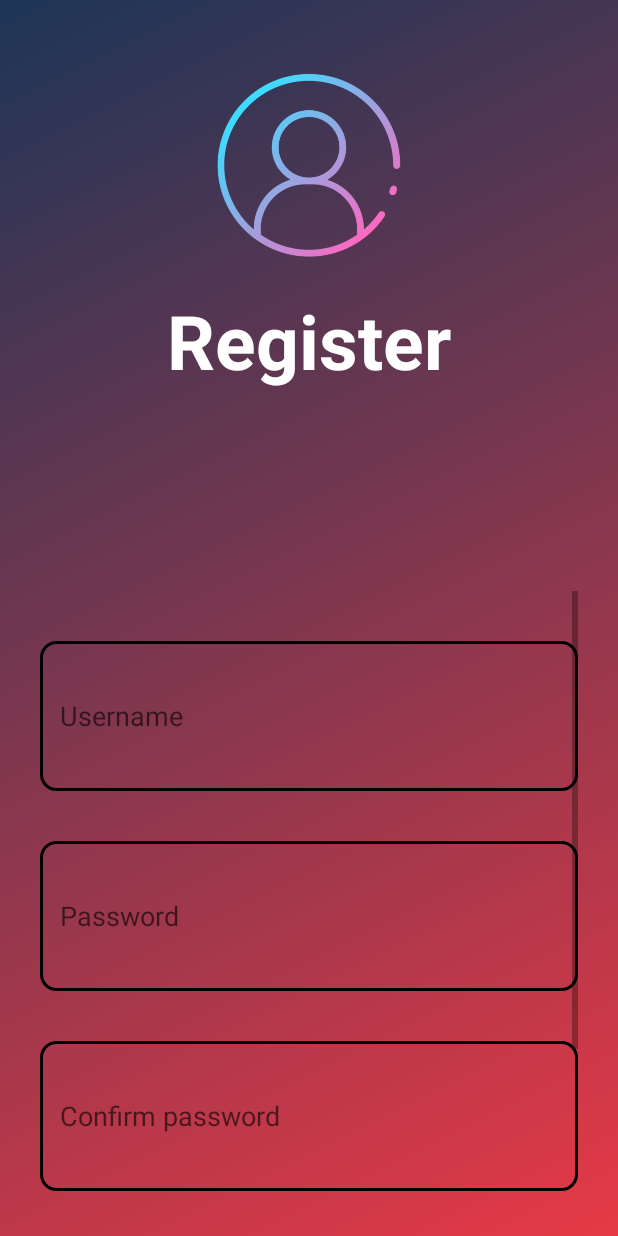
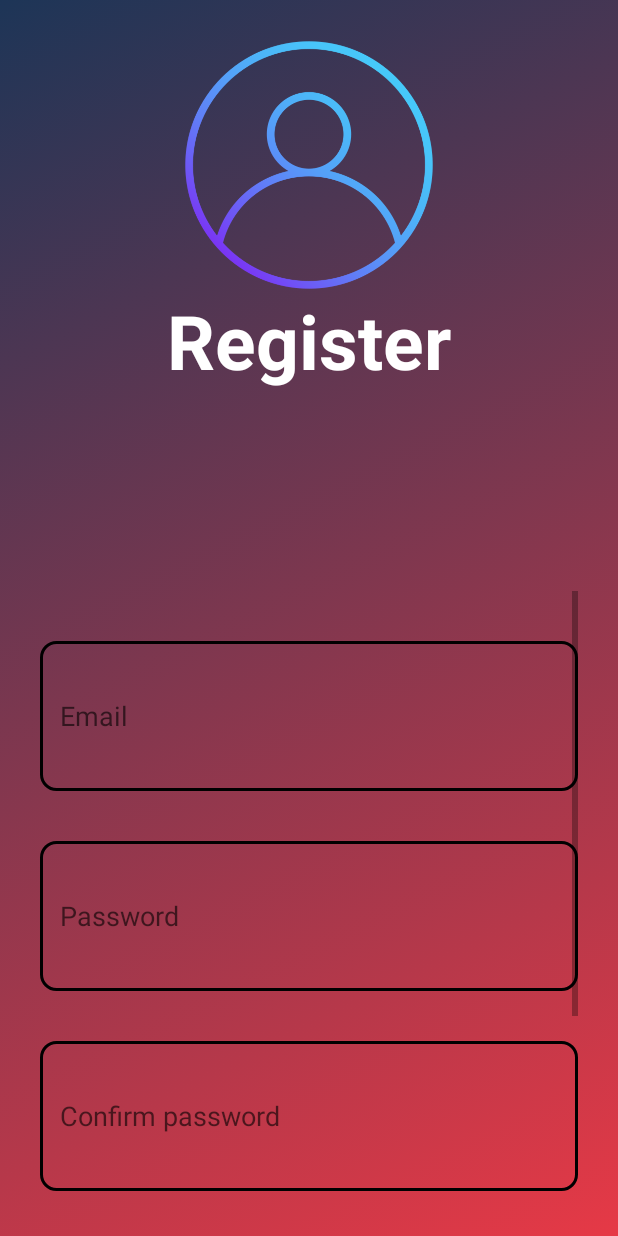
Before and after one commit to shreejal1/ismt2, an Android app: the Registration screen opened directly, with no data from a screen before it, on a phone screen of 412 x 824 dp. Run offline under Robolectric (Android 15) with nearby library versions, the phone set to English and light mode, and no system bars; our stand-ins replace Firebase (no records; nobody signed in at launch, a user with empty details on screens opened directly).

Commit message:
registration completed

```diff
--- a/app/src/main/res/layout/activity_registration.xml
+++ b/app/src/main/res/layout/activity_registration.xml
@@ -4,7 +4,7 @@
     xmlns:tools="http://schemas.android.com/tools"
     android:layout_width="match_parent"
     android:layout_height="match_parent"
-    tools:context=".Login"
+    tools:context=".Registration"
     android:orientation="vertical"
     android:background="@drawable/back3"
     android:padding="40px"
@@ -12,7 +12,7 @@
     <ImageView
         android:layout_width="250px"
         android:layout_height="250px"
-        android:src="@drawable/login"
+        android:src="@drawable/register"
         android:layout_gravity="center"
         />
     <TextView
@@ -39,11 +39,10 @@
                 android:layout_width="match_parent"
                 android:layout_height="150px"
                 android:layout_marginTop="50px"
-                android:hint="Username"
+                android:hint="Email"
                 android:padding="20px"
                 android:background="@drawable/rounded"
                 android:id="@+id/usernmae"
-                android:inputType="textEmailAddress"
                 android:singleLine="false"
                 />
 
@@ -74,6 +73,7 @@
                 android:layout_height="150px"
                 android:layout_marginTop="50px"
                 android:text="Register"
+                android:id="@+id/register"
                 android:fontFamily="sans-serif-condensed"
                 android:textSize="20sp"
                 android:textAllCaps="false"
@@ -88,6 +88,29 @@
                 android:layout_marginTop="50px"
                 android:visibility="gone"
                 />
+            <LinearLayout
+                android:layout_width="match_parent"
+                android:layout_height="wrap_content"
+                android:orientation="horizontal"
+                android:gravity="center"
+                android:layout_marginTop="20px"
+                >
+
+                <TextView
+                    android:layout_width="wrap_content"
+                    android:layout_height="wrap_content"
+                    android:textSize="20sp"
+                    android:text="Already have an account?"
+                    />
+                <TextView
+                    android:layout_width="wrap_content"
+                    android:layout_height="wrap_content"
+                    android:text=" Login"
+                    android:id="@+id/login"
+                    android:textSize="20sp"
+                    android:textStyle="bold"
+                    />
+            </LinearLayout>
 
         </LinearLayout>
     </ScrollView>
```
Also changed, not shown: app/src/main/java/com/example/holiday/Login.java (+19 -0 lines), app/src/main/java/com/example/holiday/Registration.java (+94 -2 lines), app/src/main/res/layout/activity_login.xml (+26 -2 lines).
